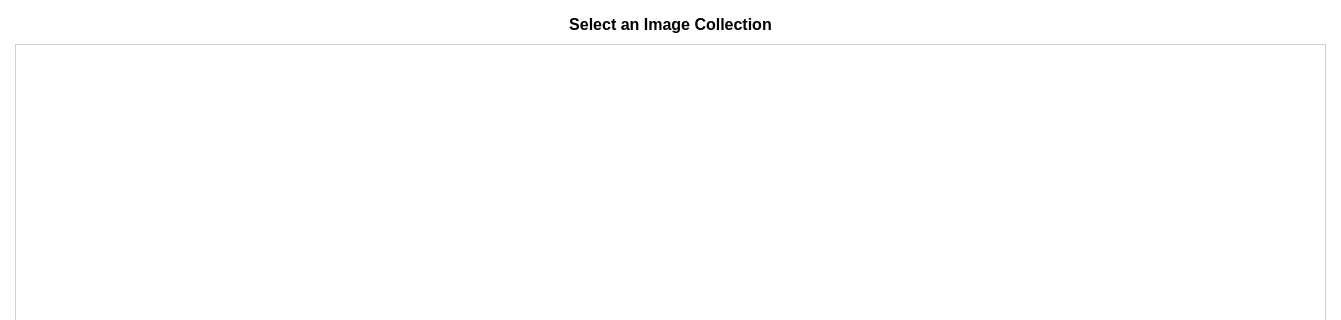
Qt form UI/Design/images.ui (MarkMolenmakerHU/INNO_xAITool) before a commit; both pictures show x 0 to 1341 and y 0 to 320 of the 1341 by 654 pixel window.
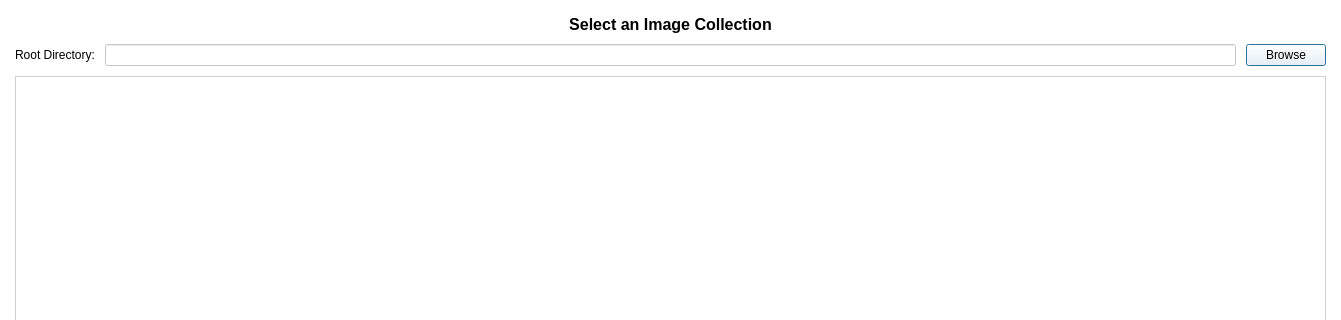
The same form after that commit.

Commit message: root folder selection

Diff of the .ui file:
```diff
--- a/UI/Design/images.ui
+++ b/UI/Design/images.ui
@@ -22,7 +22,7 @@
   <property name="modal">
    <bool>false</bool>
   </property>
-  <layout class="QVBoxLayout" name="verticalLayout_2" stretch="0,0,1">
+  <layout class="QVBoxLayout" name="verticalLayout_2" stretch="0,0,0,0">
    <property name="spacing">
     <number>10</number>
    </property>
@@ -56,6 +56,27 @@
      </property>
     </widget>
    </item>
+   <item>
+    <layout class="QHBoxLayout" name="horizontalLayout">
+     <item>
+      <widget class="QLabel" name="label_2">
+       <property name="text">
+        <string>Root Directory:</string>
+       </property>
+      </widget>
+     </item>
+     <item>
+      <widget class="QLineEdit" name="pathLine"/>
+     </item>
+     <item>
+      <widget class="QPushButton" name="selectFolderBtn">
+       <property name="text">
+        <string>Browse</string>
+       </property>
+      </widget>
+     </item>
+    </layout>
+   </item>
    <item>
     <widget class="QScrollArea" name="scrollArea">
      <property name="widgetResizable">
@@ -67,7 +88,7 @@
         <x>0</x>
         <y>0</y>
         <width>1309</width>
-        <height>553</height>
+        <height>518</height>
        </rect>
       </property>
       <layout class="QHBoxLayout" name="horizontalLayout_2">
```
The commit also changes 1 other file.
